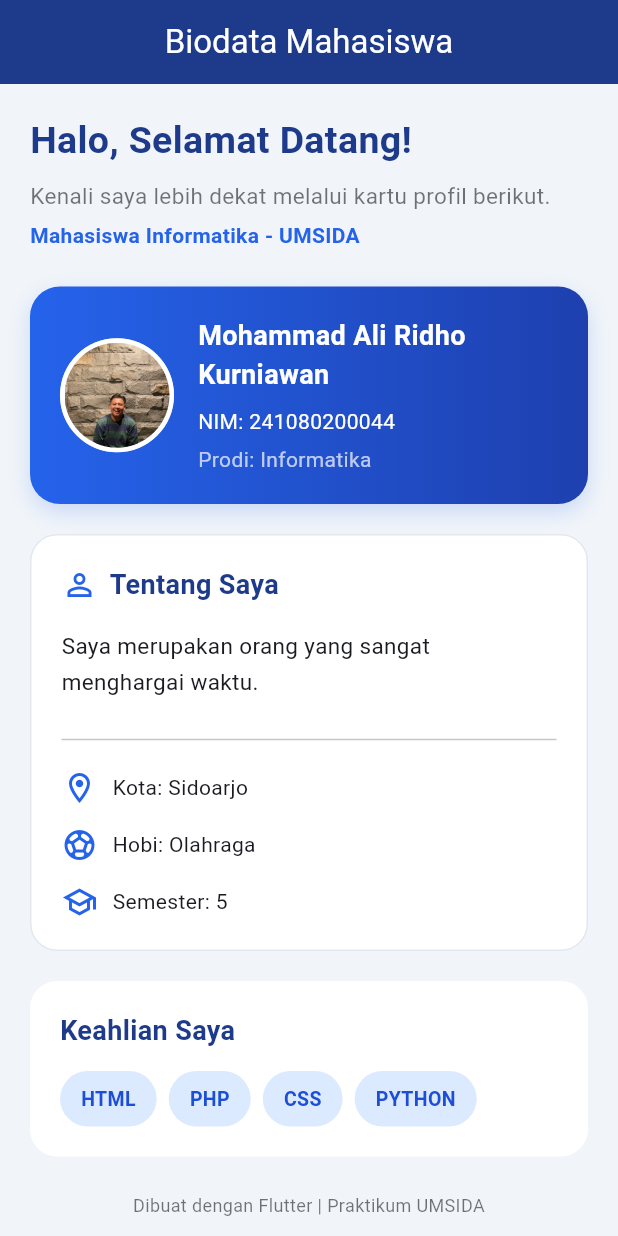
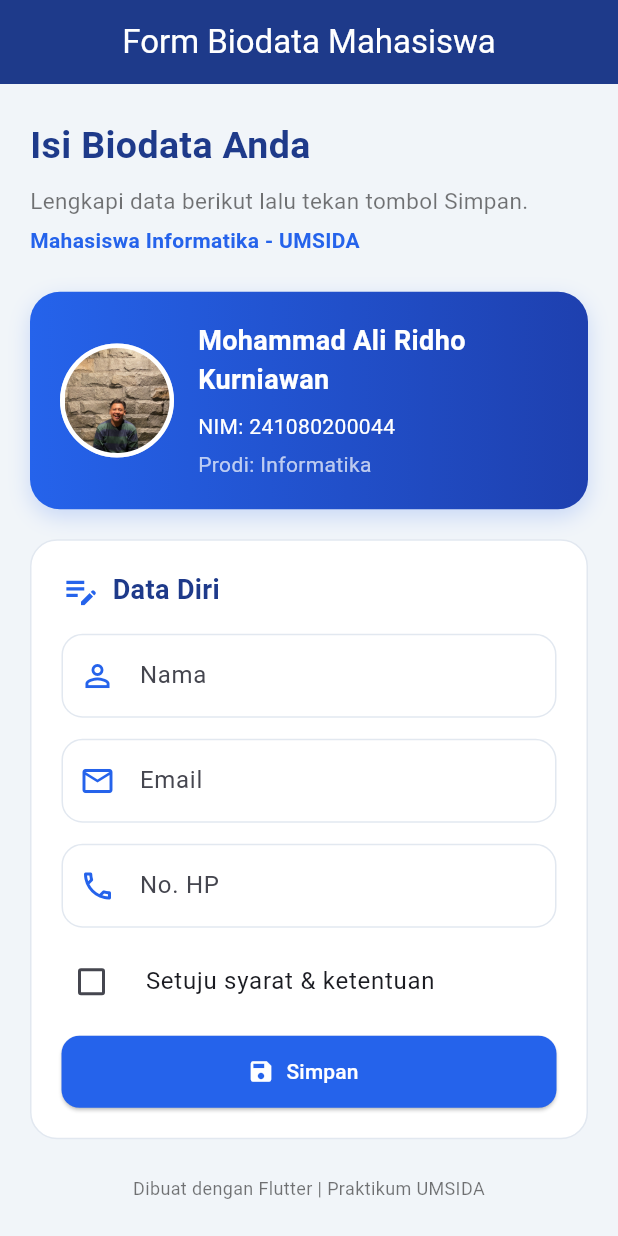
Before and after one commit to Kurniawan54321/biodatadiri3, a Flutter app: the screen it shows after launch, on a phone screen of 412 x 824 dp. Run offline on Flutter 3.47's test engine with Material 3 defaults, Android fonts, the phone set to English and light mode, and no system bars.

Commit message:
first commit

```diff
--- a/lib/main.dart
+++ b/lib/main.dart
@@ -1,5 +1,5 @@
-
 import 'package:flutter/material.dart';
+import 'package:flutter/services.dart';
 
 void main() {
   runApp(const BiodataApp());
@@ -12,7 +12,7 @@ class BiodataApp extends StatelessWidget {
   Widget build(BuildContext context) {
     return MaterialApp(
       debugShowCheckedModeBanner: false,
-      title: 'Biodata Mahasiswa',
+      title: 'Form Biodata Mahasiswa',
       theme: ThemeData(
         useMaterial3: true,
         colorScheme: ColorScheme.fromSeed(
@@ -20,16 +20,88 @@ class BiodataApp extends StatelessWidget {
         ),
         scaffoldBackgroundColor: const Color(0xFFF1F5F9),
       ),
-      home: const BiodataPage(),
+      home: const FormBiodataPage(),
     );
   }
 }
 
-class BiodataPage extends StatelessWidget {
-  const BiodataPage({super.key});
+// Halaman dibuat StatefulWidget agar bisa memakai setState
+// (checkbox berubah) dan menyimpan controller.
+class FormBiodataPage extends StatefulWidget {
+  const FormBiodataPage({super.key});
 
+  @override
+  State<FormBiodataPage> createState() => _FormBiodataPageState();
+}
+
+class _FormBiodataPageState extends State<FormBiodataPage> {
   static const Color biru = Color(0xFF2563EB);
   static const Color biruTua = Color(0xFF1E3A8A);
+
+  final _formKey = GlobalKey<FormState>();
+  final namaCtrl = TextEditingController();
+  final emailCtrl = TextEditingController();
+  final hpCtrl = TextEditingController();
+  bool setuju = false;
+
+  // Controller wajib di-dispose agar tidak memory leak
+  @override
+  void dispose() {
+    namaCtrl.dispose();
+    emailCtrl.dispose();
+    hpCtrl.dispose();
+    super.dispose();
+  }
+
+  void _simpan() {
+    final messenger = ScaffoldMessenger.of(context);
+
+    // Jalankan semua validator; berhenti jika ada yang salah
+    if (!_formKey.currentState!.validate()) return;
+
+    // Checkbox "setuju syarat" harus dicentang
+    if (!setuju) {
+      messenger.showSnackBar(
+        const SnackBar(
+          content: Text('Centang "Setuju syarat & ketentuan" dulu ya.'),
+        ),
+      );
+      return;
+    }
+
+    // Data valid -> tampilkan ringkasan lewat SnackBar
+    messenger.showSnackBar(
+      SnackBar(
+        duration: const Duration(seconds: 5),
+        content: Text(
+          'Data berhasil disimpan\n'
+              'Nama: ${namaCtrl.text.trim()}\n'
+              'Email: ${emailCtrl.text.trim()}\n'
+              'No. HP: ${hpCtrl.text.trim()}',
+        ),
+      ),
+    );
+  }
+
+  InputDecoration _dekorasi(String label, IconData ikon) {
+    return InputDecoration(
+      labelText: label,
+      prefixIcon: Icon(ikon, color: biru),
+      filled: true,
+      fillColor: Colors.white,
+      border: OutlineInputBorder(
+        borderRadius: BorderRadius.circular(14),
+      ),
+      enabledBorder: OutlineInputBorder(
+        borderRadius: BorderRadius.circular(14),
+        borderSide: const BorderSide(color: Color(0xFFE2E8F0)),
+      ),
+      focusedBorder: OutlineInputBorder(
+        borderRadius: BorderRadius.circular(14),
+        borderSide: const BorderSide(color: biru, width: 2),
+      ),
+    );
+  }
 
   @override
   Widget build(BuildContext context) {
@@ -37,21 +109,21 @@ class BiodataPage extends StatelessWidget {
       appBar: AppBar(
         backgroundColor: biruTua,
         foregroundColor: Colors.white,
-        title: const Text('Biodata Mahasiswa'),
+        title: const Text('Form Biodata Mahasiswa'),
         centerTitle: true,
       ),
       body: SafeArea(
         child: Center(
           child: ConstrainedBox(
             constraints: const BoxConstraints(maxWidth: 600),
+            // SingleChildScrollView: keyboard tidak menutupi input
             child: SingleChildScrollView(
               padding: const EdgeInsets.all(20),
               child: Column(
                 crossAxisAlignment: CrossAxisAlignment.start,
                 children: [
-                  // Bagian 1: Column dan minimal 3 Text
                   const Text(
-                    'Halo, Selamat Datang!',
+                    'Isi Biodata Anda',
                     style: TextStyle(
                       fontSize: 25,
                       fontWeight: FontWeight.bold,
@@ -60,11 +132,8 @@ class BiodataPage extends StatelessWidget {
                   ),
                   const SizedBox(height: 8),
                   const Text(
-                    'Kenali saya lebih dekat melalui kartu profil berikut.',
-                    style: TextStyle(
-                      fontSize: 15,
-                      color: Colors.black54,
-                    ),
+                    'Lengkapi data berikut lalu tekan tombol Simpan.',
+                    style: TextStyle(fontSize: 15, color: Colors.black54),
                   ),
                   const SizedBox(height: 6),
                   const Text(
@@ -77,32 +146,25 @@ class BiodataPage extends StatelessWidget {
                   ),
                   const SizedBox(height: 24),
 
-                  // Bagian 2: Container dengan warna,
-                  // padding, margin, dan borderRadius
+                  // Kartu identitas (gaya dari kode biodata sebelumnya)
                   Container(
                     width: double.infinity,
                     margin: const EdgeInsets.only(bottom: 20),
                     padding: const EdgeInsets.all(20),
                     decoration: BoxDecoration(
                       gradient: const LinearGradient(
-                        colors: [
-                          Color(0xFF2563EB),
-                          Color(0xFF1E40AF),
-                        ],
+                        colors: [Color(0xFF2563EB), Color(0xFF1E40AF)],
                       ),
                       borderRadius: BorderRadius.circular(20),
-                      boxShadow: [
+                      boxShadow: const [
                         BoxShadow(
-                          color: biru.withOpacity(0.20),
+                          color: Color(0x332563EB),
                           blurRadius: 12,
-                          offset: const Offset(0, 5),
+                          offset: Offset(0, 5),
                         ),
                       ],
                     ),
-
-                    // Bagian 3: Kartu profil dengan Row dan Column
                     child: Row(
-                      crossAxisAlignment: CrossAxisAlignment.center,
                       children: [
                         Container(
                           width: 76,
@@ -115,7 +177,6 @@ class BiodataPage extends StatelessWidget {
                               width: 3,
                             ),
                           ),
-
                           child: ClipOval(
                             child: Image.asset(
                               'assets/images/foto.jpg',
@@ -127,7 +188,7 @@ class BiodataPage extends StatelessWidget {
                                   child: Icon(
                                     Icons.person,
                                     size: 40,
-                                    color: Color(0xFF2563EB),
+                                    color: biru,
                                   ),
                                 );
                               },
@@ -170,30 +231,26 @@ class BiodataPage extends StatelessWidget {
                     ),
                   ),
 
-                  // Bagian 4: Informasi personal
+                  // Kartu form
                   Container(
                     width: double.infinity,
                     padding: const EdgeInsets.all(20),
                     decoration: BoxDecoration(
                       color: Colors.white,
                       borderRadius: BorderRadius.circular(18),
-                      border: Border.all(
-                        color: const Color(0xFFE2E8F0),
+                      border: Border.all(color: const Color(0xFFE2E8F0)),
                     ),
-                    ),
+                    child: Form(
+                      key: _formKey,
                       child: Column(
                         crossAxisAlignment: CrossAxisAlignment.start,
                         children: [
                           const Row(
                             children: [
-                            Icon(
-                              Icons.person_outline,
-                              color: biru,
-                              size: 24,
-                            ),
+                              Icon(Icons.edit_note, color: biru, size: 26),
                               SizedBox(width: 8),
                               Text(
-                              'Tentang Saya',
+                                'Data Diri',
                                 style: TextStyle(
                                   fontSize: 18,
                                   fontWeight: FontWeight.bold,
@@ -203,108 +260,101 @@ class BiodataPage extends StatelessWidget {
                             ],
                           ),
                           const SizedBox(height: 16),
-                        const Text(
-                          'Saya merupakan orang yang sangat '
-                              'menghargai waktu.',
-                          style: TextStyle(
-                            fontSize: 15,
-                            height: 1.6,
+
+                          // 1. Nama
+                          TextFormField(
+                            controller: namaCtrl,
+                            textCapitalization: TextCapitalization.words,
+                            decoration:
+                            _dekorasi('Nama', Icons.person_outline),
+                            validator: (v) {
+                              if (v == null || v.trim().isEmpty) {
+                                return 'Nama wajib diisi';
+                              }
+                              return null;
+                            },
+                          ),
+                          const SizedBox(height: 14),
+
+                          // 2. Email (harus mengandung '@')
+                          TextFormField(
+                            controller: emailCtrl,
+                            keyboardType: TextInputType.emailAddress,
+                            decoration:
+                            _dekorasi('Email', Icons.email_outlined),
+                            validator: (v) {
+                              if (v == null || v.trim().isEmpty) {
+                                return 'Email wajib diisi';
+                              }
+                              if (!v.contains('@')) {
+                                return "Email harus mengandung '@'";
+                              }
+                              return null;
+                            },
+                          ),
+                          const SizedBox(height: 14),
+
+                          // 3. No. HP (minimal 10 digit, hanya angka)
+                          TextFormField(
+                            controller: hpCtrl,
+                            keyboardType: TextInputType.phone,
+                            inputFormatters: [
+                              FilteringTextInputFormatter.digitsOnly,
+                            ],
+                            decoration:
+                            _dekorasi('No. HP', Icons.phone_outlined),
+                            validator: (v) {
+                              if (v == null || v.trim().isEmpty) {
+                                return 'No. HP wajib diisi';
+                              }
+                              if (v.trim().length < 10) {
+                                return 'No. HP minimal 10 digit';
+                              }
+                              return null;
+                            },
+                          ),
+                          const SizedBox(height: 8),
+
+                          // Checkbox setuju syarat
+                          CheckboxListTile(
+                            contentPadding: EdgeInsets.zero,
+                            controlAffinity: ListTileControlAffinity.leading,
+                            activeColor: biru,
+                            title: const Text('Setuju syarat & ketentuan'),
+                            value: setuju,
+                            onChanged: (v) =>
+                                setState(() => setuju = v ?? false),
+                          ),
+                          const SizedBox(height: 8),
+
+                          // Tombol Simpan
+                          SizedBox(
+                            width: double.infinity,
+                            height: 48,
+                            child: ElevatedButton.icon(
+                              style: ElevatedButton.styleFrom(
+                                backgroundColor: biru,
+                                foregroundColor: Colors.white,
+                                shape: RoundedRectangleBorder(
+                                  borderRadius: BorderRadius.circular(12),
                                 ),
                               ),
-                        const SizedBox(height: 18),
-                        const Divider(),
-                        const SizedBox(height: 12),
-                        const Row(
-                          children: [
-                            Icon(
-                              Icons.location_on_outlined,
-                              color: biru,
+                              onPressed: _simpan,
+                              icon: const Icon(Icons.save),
+                              label: const Text('Simpan'),
                             ),
-                            SizedBox(width: 10),
-                            Text(
-                              'Kota: Sidoarjo',
-                              style: TextStyle(fontSize: 14),
-                            ),
-                          ],
-                        ),
-                        const SizedBox(height: 14),
-                        const Row(
-                          children: [
-                            Icon(
-                              Icons.sports_soccer,
-                              color: biru,
-                            ),
-                            SizedBox(width: 10),
-                            Text(
-                              'Hobi: Olahraga',
-                              style: TextStyle(fontSize: 14),
-                            ),
-                          ],
-                        ),
-                        const SizedBox(height: 14),
-                        const Row(
-                          children: [
-                            Icon(
-                              Icons.school_outlined,
-                              color: biru,
-                            ),
-                            SizedBox(width: 10),
-                            Text(
-                              'Semester: 5',
-                              style: TextStyle(fontSize: 14),
-                            ),
-                          ],
                           ),
                         ],
                       ),
                     ),
-
-                  const SizedBox(height: 20),
-
-                  // Bagian 5: Keahlian menggunakan Wrap
-                  Container(
-                    width: double.infinity,
-                    padding: const EdgeInsets.all(20),
-                    decoration: BoxDecoration(
-                      color: Colors.white,
-                      borderRadius: BorderRadius.circular(18),
-                    ),
-                    child: Column(
-                      crossAxisAlignment: CrossAxisAlignment.start,
-                      children: [
-                        const Text(
-                          'Keahlian Saya',
-                          style: TextStyle(
-                            fontSize: 18,
-                            fontWeight: FontWeight.bold,
-                            color: biruTua,
-                          ),
-                        ),
-                        const SizedBox(height: 14),
-                        Wrap(
-                          spacing: 8,
-                          runSpacing: 8,
-                          children: [
-                            _skillChip('HTML'),
-                            _skillChip('PHP'),
-                            _skillChip('CSS'),
-                            _skillChip('PYTHON'),
-                          ],
-                        ),
-                      ],
-                    ),
                   ),
 
                   const SizedBox(height: 24),
-
                   const Center(
                     child: Text(
                       'Dibuat dengan Flutter | Praktikum UMSIDA',
                       textAlign: TextAlign.center,
-                      style: TextStyle(
-                        color: Colors.black54,
-                        fontSize: 12,
-                      ),
+                      style: TextStyle(color: Colors.black54, fontSize: 12),
                     ),
                   ),
                 ],
@@ -315,25 +365,4 @@ class BiodataPage extends StatelessWidget {
       ),
     );
   }
-
-  static Widget _skillChip(String nama) {
-    return Container(
-      padding: const EdgeInsets.symmetric(
-        horizontal: 14,
-        vertical: 9,
-      ),
-      decoration: BoxDecoration(
-        color: const Color(0xFFDBEAFE),
-        borderRadius: BorderRadius.circular(20),
-      ),
-      child: Text(
-        nama,
-        style: const TextStyle(
-          color: Color(0xFF1D4ED8),
-          fontWeight: FontWeight.bold,
-          fontSize: 13,
-        ),
-      ),
-    );
 }
-}
```
Lines whose indentation alone changed are shown as unchanged.
